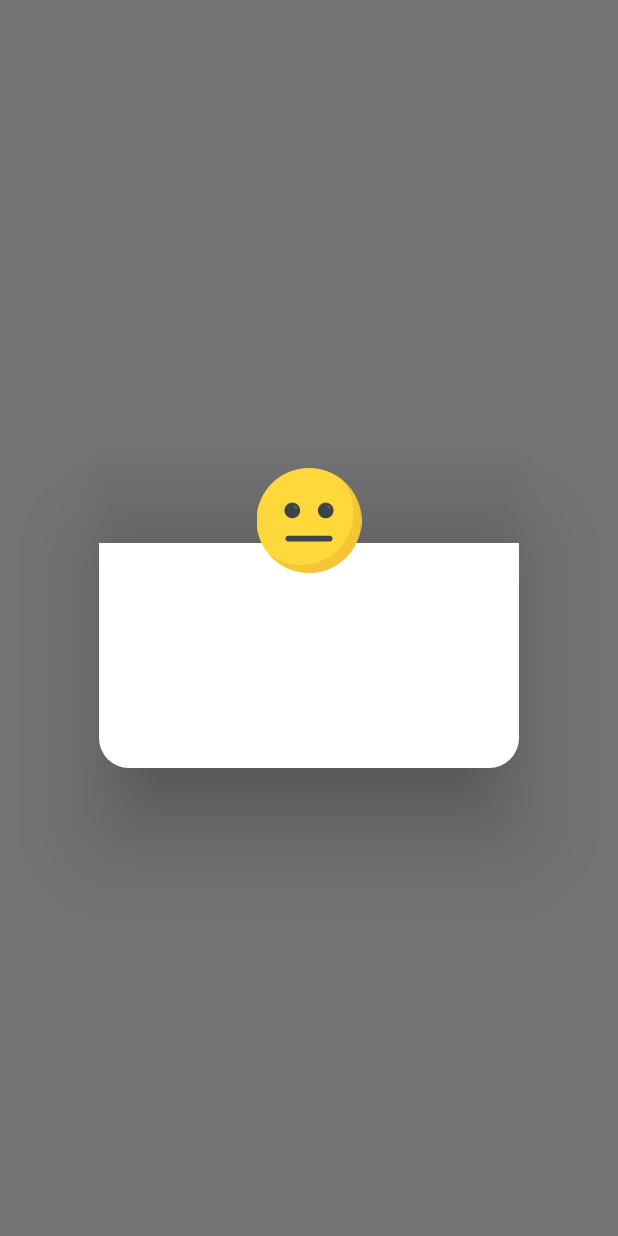
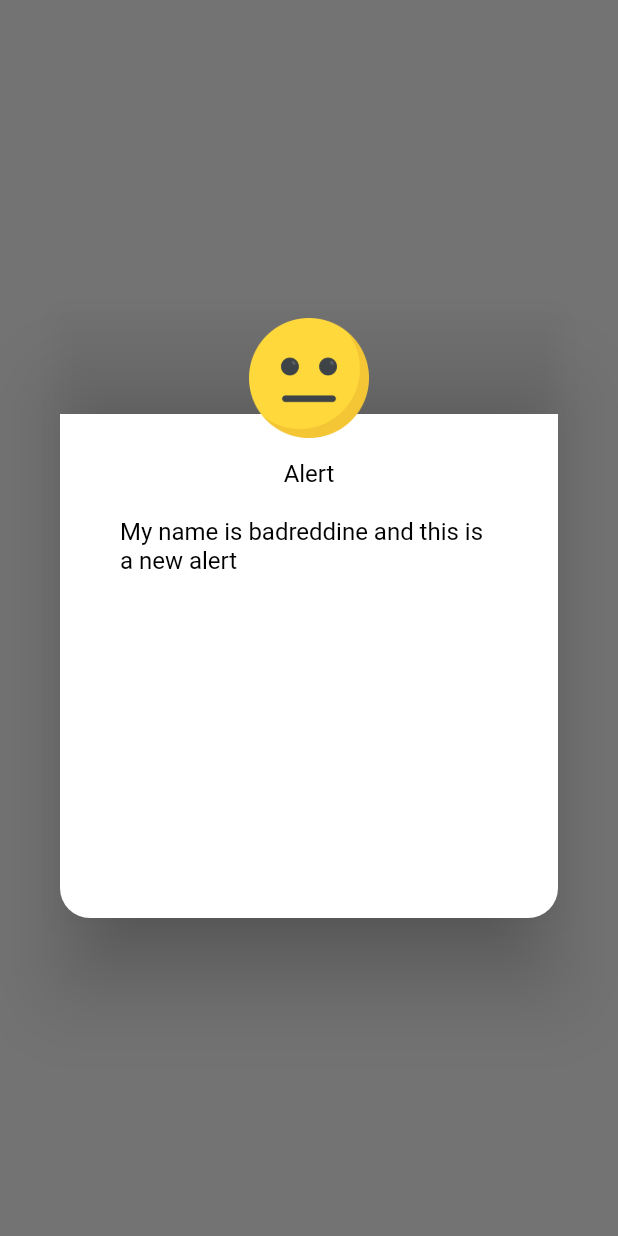
Before and after one commit to koukibadr/Emoji_Alert, a Flutter app: the screen it shows after launch, after a tap on "Emoji Alert Example", on a phone screen of 412 x 824 dp. Run offline on Flutter 3.47's test engine with Material 2 defaults, Android fonts, the phone set to English and light mode, and no system bars.

Commit message:
add dynamic alert height and emoji height

```diff
--- a/example/lib/main.dart
+++ b/example/lib/main.dart
@@ -37,8 +37,11 @@ class HomeScreen extends StatelessWidget {
 
   displayAlert(context) {
     EmojiAlert(
-      description: "",
+      description: "My name is badreddine and this is a new alert",
       emojiType: EMOJI_TYPE.CONFUSED,
+      alertTitle: "Alert",
+      enableTitle: true,
+      height: 400,
     ).show(context);
   }
 }
--- a/lib/constants.dart
+++ b/lib/constants.dart
@@ -9,3 +9,5 @@ const String EMOJI_SCARED = "assets/images/scared.png";
 const String EMOJI_SHOCKED = "assets/images/shocked.png";
 const String EMOJI_SMILE = "assets/images/smile.png";
 const String EMOJI_WINK = "assets/images/wink.png";
+
+const String PACKAGE_NAME = 'emoji_alert';
--- a/lib/emoji_alert.dart
+++ b/lib/emoji_alert.dart
@@ -1,3 +1,4 @@
+import 'package:emoji_alert/emoji_icon.dart';
 import 'package:emoji_alert/emoji_type.dart';
 import 'package:flutter/material.dart';
 
@@ -5,9 +6,9 @@ class EmojiAlert extends StatelessWidget {
   final String description;
   final String? alertTitle;
 
-  final bool? enableTitle;
-  final TextStyle? titleStyle;
-  final TextStyle? messageStyle;
+  final bool enableTitle;
+  final TextStyle titleStyle;
+  final TextStyle descriptionTextStyle;
 
   final bool? enableConfirmButton;
   final bool? enableCancelButton;
@@ -17,47 +18,79 @@ class EmojiAlert extends StatelessWidget {
 
   final EMOJI_TYPE emojiType;
 
+  final double height;
+  final double emojiSize;
+
   EmojiAlert(
       {required this.description,
       this.alertTitle,
-      this.enableTitle,
-      this.titleStyle,
-      this.messageStyle,
+      this.titleStyle = const TextStyle(color: Colors.black),
+      this.descriptionTextStyle = const TextStyle(color: Colors.black),
       this.enableConfirmButton,
       this.enableCancelButton,
       this.onCancelButtonPressed,
       this.onConfirmButtonPressed,
-      this.emojiType = EMOJI_TYPE.HAPPY});
+      this.enableTitle = false,
+      this.emojiType = EMOJI_TYPE.HAPPY,
+      this.height = 200,
+      this.emojiSize = 80});
 
   @override
   Widget build(BuildContext context) {
     return Container(
-      height: 200,
+      height: this.height,
       color: Color(0x00000000),
-      child: Stack(
+      child: _renderSimpleAlert(),
+    );
+  }
+
+  _renderSimpleAlert() {
+    return Stack(
       children: [
         Align(
           alignment: Alignment.bottomCenter,
           child: Container(
-              height: 150,
+            height: this.height - (this.emojiSize * 0.8),
             decoration: BoxDecoration(
                 color: Colors.white,
                 borderRadius: BorderRadius.only(
                   bottomLeft: Radius.circular(20),
                   bottomRight: Radius.circular(20),
                 )),
+            child: Padding(
+              padding: EdgeInsets.only(
+                top: 30,
+                left: 40,
+                right: 40,
+              ),
+              child: _renderSimpleAlertBody(),
+            ),
           ),
         ),
         Align(
           alignment: Alignment.topCenter,
-            child: Image(
-              image: AssetImage(EMOJIS[this.emojiType] ?? "",
-                  package: 'emoji_alert'),
-              width: 70,
-            ),
+          child:
+              EmojiIcon(emojiType: this.emojiType, emojiSize: this.emojiSize),
         ),
       ],
+    );
+  }
+
+  _renderSimpleAlertBody() {
+    return Column(
+      children: [
+        this.enableTitle
+            ? Column(
+                children: [
+                  Text(this.alertTitle ?? "", style: this.titleStyle),
+                  SizedBox(
+                    height: 20,
                   ),
+                ],
+              )
+            : Container(),
+        Text(this.description, style: this.descriptionTextStyle)
+      ],
     );
   }
 
--- /dev/null
+++ b/lib/emoji_icon.dart
@@ -0,0 +1,18 @@
+import 'package:emoji_alert/constants.dart';
+import 'package:emoji_alert/emoji_type.dart';
+import 'package:flutter/material.dart';
+
+class EmojiIcon extends StatelessWidget {
+  final EMOJI_TYPE emojiType;
+  final double emojiSize;
+
+  EmojiIcon({required this.emojiType, this.emojiSize = 70});
+
+  @override
+  Widget build(BuildContext context) {
+    return Image(
+      image: AssetImage(EMOJIS[this.emojiType] ?? "", package: PACKAGE_NAME),
+      width: this.emojiSize,
+    );
+  }
+}
```
Lines whose indentation alone changed are shown as unchanged.
